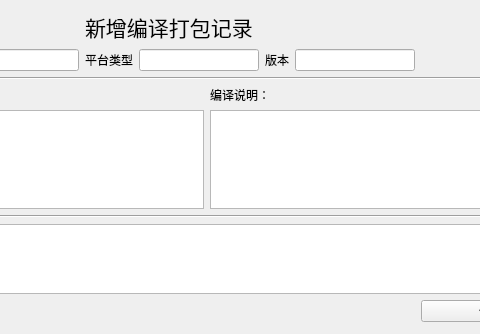
Above: cplinfo.ui from HEYsir/prjbox before the change; both pictures show x 135 to 615 and y 0 to 334 of the 703 by 334 pixel window. Below: the same form after it.
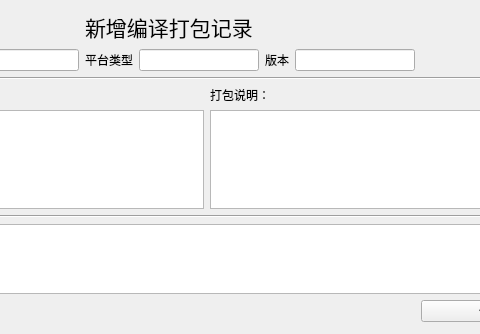
That is the form after the change.

Commit message: 实现新增编译信息功能，cplinfo数据表增加设备型号

```diff
--- a/cplinfo.ui
+++ b/cplinfo.ui
@@ -250,7 +250,7 @@
            <enum>Qt::RightToLeft</enum>
           </property>
           <property name="text">
-           <string>编译说明：</string>
+           <string>打包说明：</string>
           </property>
          </widget>
         </item>
```
Left out of the diff: 2 changed lines with no effect on the pictures. The commit also changes 4 other files.
